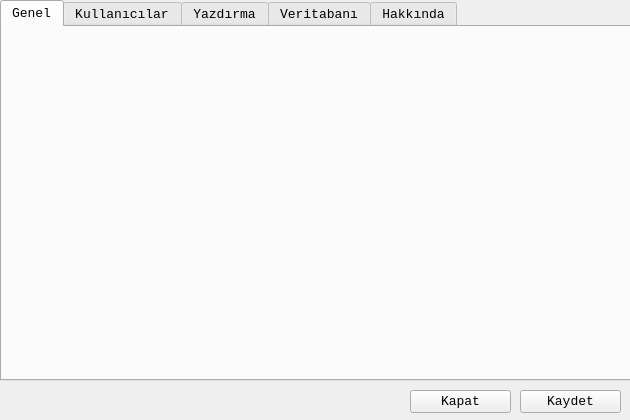
mamoo81/bhss, file ayarlardialog.ui: the form before one commit.
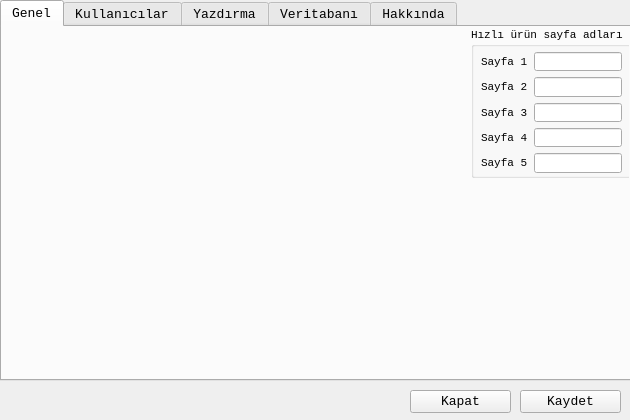
The form after the commit. The open tabs and pages were chosen to show the change. Icons and pictures are not drawn.

Commit message: hızlı ürün sayfa adları ekleme ve bazı düzeltmeler

What changed in the file:
```diff
--- a/ayarlardialog.ui
+++ b/ayarlardialog.ui
@@ -47,6 +47,107 @@
     <attribute name="title">
      <string>Genel</string>
     </attribute>
+    <widget class="QGroupBox" name="groupBox_5">
+     <property name="geometry">
+      <rect>
+       <x>469</x>
+       <y>0</y>
+       <width>161</width>
+       <height>151</height>
+      </rect>
+     </property>
+     <property name="font">
+      <font>
+       <family>Monospace</family>
+       <pointsize>8</pointsize>
+      </font>
+     </property>
+     <property name="title">
+      <string>Hızlı ürün sayfa adları</string>
+     </property>
+     <widget class="QWidget" name="">
+      <property name="geometry">
+       <rect>
+        <x>10</x>
+        <y>25</y>
+        <width>141</width>
+        <height>121</height>
+       </rect>
+      </property>
+      <layout class="QFormLayout" name="formLayout_2">
+       <item row="0" column="0">
+        <widget class="QLabel" name="label_15">
+         <property name="text">
+          <string>Sayfa 1</string>
+         </property>
+        </widget>
+       </item>
+       <item row="0" column="1">
+        <widget class="QLineEdit" name="sayfalineEdit1">
+         <property name="clearButtonEnabled">
+          <bool>true</bool>
+         </property>
+        </widget>
+       </item>
+       <item row="1" column="0">
+        <widget class="QLabel" name="label_22">
+         <property name="text">
+          <string>Sayfa 2</string>
+         </property>
+        </widget>
+       </item>
+       <item row="1" column="1">
+        <widget class="QLineEdit" name="sayfalineEdit2">
+         <property name="clearButtonEnabled">
+          <bool>true</bool>
+         </property>
+        </widget>
+       </item>
+       <item row="2" column="0">
+        <widget class="QLabel" name="label_23">
+         <property name="text">
+          <string>Sayfa 3</string>
+         </property>
+        </widget>
+       </item>
+       <item row="2" column="1">
+        <widget class="QLineEdit" name="sayfalineEdit3">
+         <property name="clearButtonEnabled">
+          <bool>true</bool>
+         </property>
+        </widget>
+       </item>
+       <item row="3" column="0">
+        <widget class="QLabel" name="label_24">
+         <property name="text">
+          <string>Sayfa 4</string>
+         </property>
+        </widget>
+       </item>
+       <item row="3" column="1">
+        <widget class="QLineEdit" name="sayfalineEdit4">
+         <property name="clearButtonEnabled">
+          <bool>true</bool>
+         </property>
+        </widget>
+       </item>
+       <item row="4" column="0">
+        <widget class="QLabel" name="label_25">
+         <property name="text">
+          <string>Sayfa 5</string>
+         </property>
+        </widget>
+       </item>
+       <item row="4" column="1">
+        <widget class="QLineEdit" name="sayfalineEdit5">
+         <property name="clearButtonEnabled">
+          <bool>true</bool>
+         </property>
+        </widget>
+       </item>
+      </layout>
+     </widget>
+    </widget>
    </widget>
    <widget class="QWidget" name="tabKullanicilar">
     <attribute name="title">
```
Left out of the diff: 4 changed lines with no effect on the pictures. The commit also changes 11 other files.
